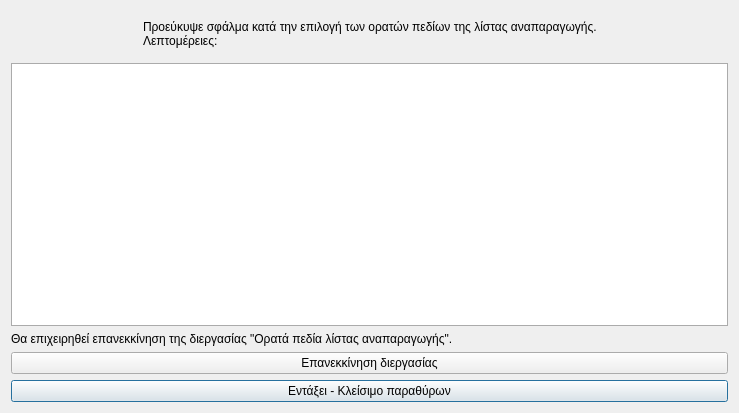
Qt form ui/menu-2/visible-player-list-fields/error.ui (el07694/papinhio-player) before a commit.
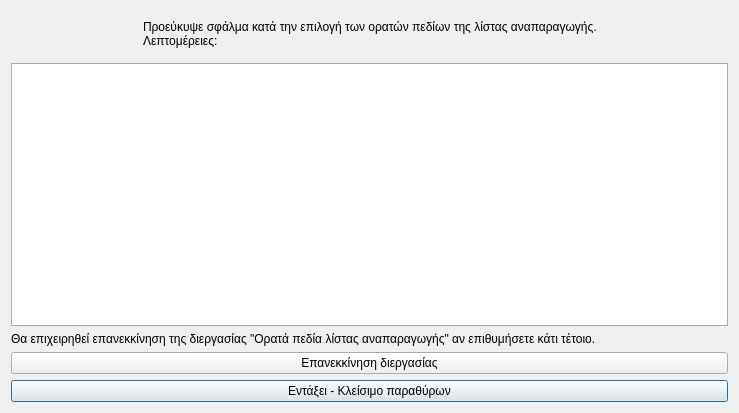
The same form after that commit. Icons and pictures are not drawn.

What changed in the file:
```diff
--- a/ui/menu-2/visible-player-list-fields/error.ui
+++ b/ui/menu-2/visible-player-list-fields/error.ui
@@ -84,11 +84,14 @@
    <item row="2" column="0">
     <widget class="QLabel" name="label_2">
      <property name="text">
-      <string>Θα επιχειρηθεί επανεκκίνηση της διεργασίας &quot;Ορατά πεδία λίστας αναπαραγωγής&quot;.</string>
+      <string>Θα επιχειρηθεί επανεκκίνηση της διεργασίας &quot;Ορατά πεδία λίστας αναπαραγωγής&quot; αν επιθυμήσετε κάτι τέτοιο.</string>
      </property>
      <property name="alignment">
       <set>Qt::AlignJustify|Qt::AlignVCenter</set>
      </property>
+     <property name="wordWrap">
+      <bool>true</bool>
+     </property>
     </widget>
    </item>
    <item row="3" column="0">
```
